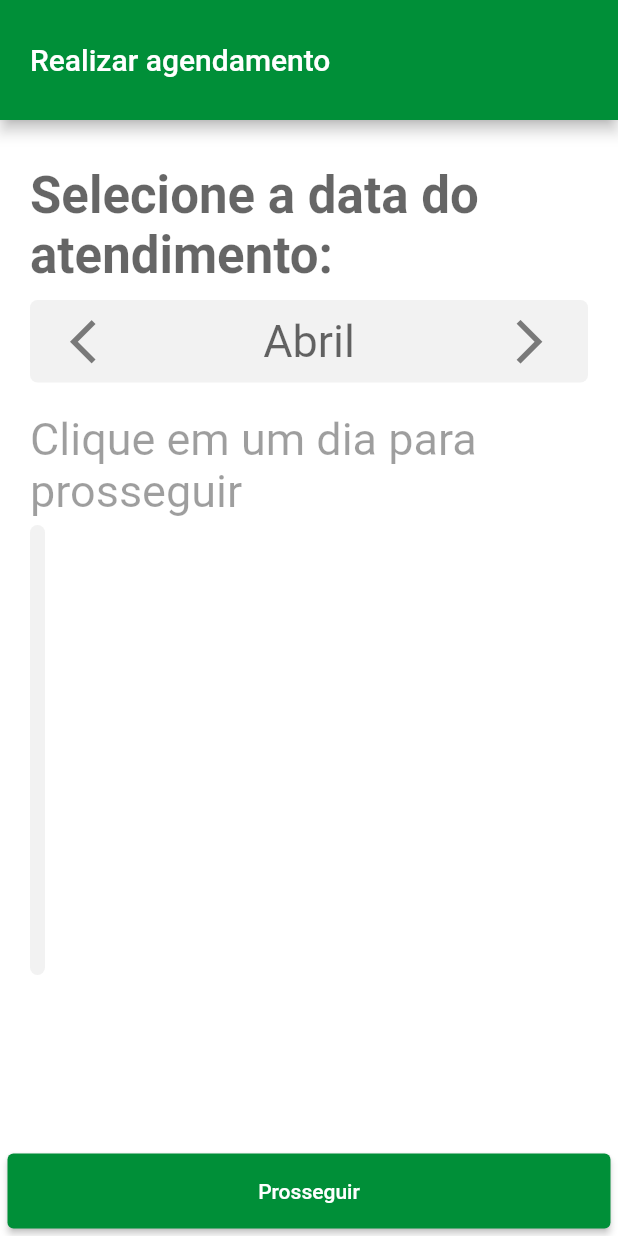
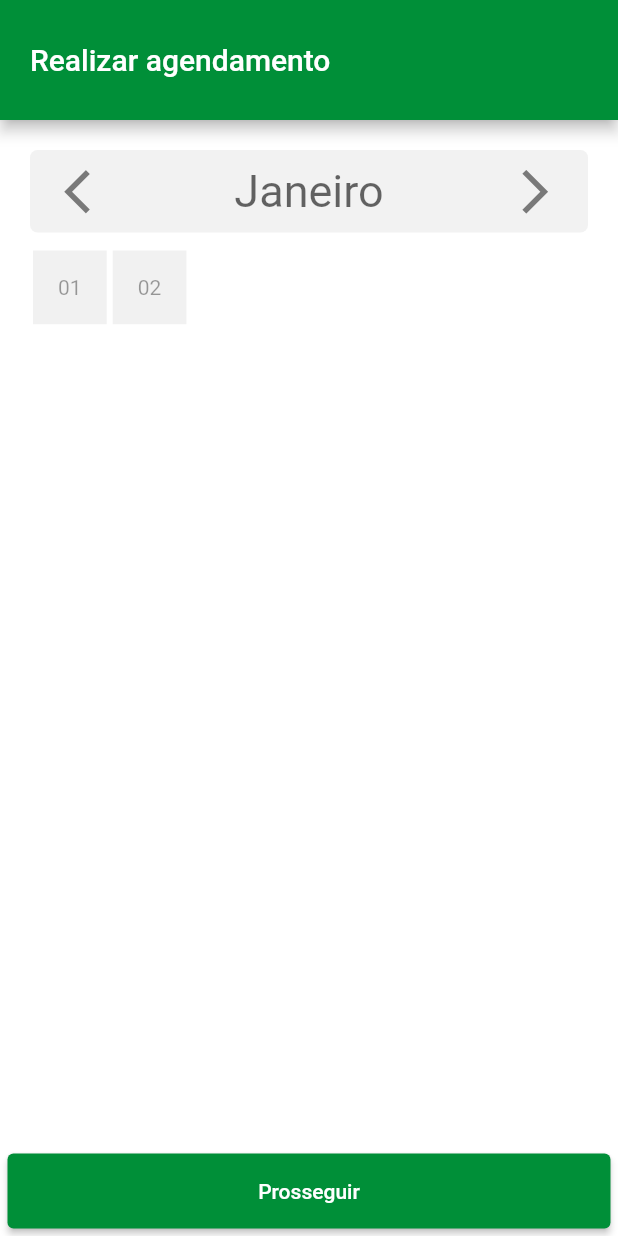
Before and after one commit to AlexWendel/veio-ta-on, a Flutter app: the DataView widget shown alone on an empty page, opened directly, on a phone screen of 412 x 824 dp. Run offline on Flutter 3.47's test engine with Material 2 defaults, Android fonts, the phone set to English and light mode, and no system bars; our stand-ins replace cloud_firestore, firebase_auth, firebase_core, freezed_annotation, get, hive_flutter and 1 more; accounts and stored records are empty.

Commit message:
DatePicker

```diff
--- a/lib/app/models/data.dart
+++ b/lib/app/models/data.dart
@@ -1,7 +1,17 @@
+import 'package:hospital_maraba/app/models/horario.dart';
+
+import 'horario.dart';
+
 class Data {
-  final String day;
-  final String month;
+  final String monthName;
+  final List<String> days;
   final String year;
 
-  Data({required this.day, required this.month, required this.year});
+  List<Horario> horarios = [];
+
+  Data(
+      {required this.monthName,
+      required this.days,
+      required this.year,
+      required this.horarios});
 }
--- /dev/null
+++ b/lib/app/models/day.dart
@@ -0,0 +1,8 @@
+import 'package:flutter/material.dart';
+
+class Day {
+  final String dayName;
+  final List<String> hours;
+
+  Day({required this.dayName, required this.hours});
+}
--- /dev/null
+++ b/lib/app/models/horario.dart
@@ -0,0 +1,6 @@
+class Horario {
+  final String hora;
+  final String minuto;
+
+  Horario({required this.hora, required this.minuto});
+}
--- /dev/null
+++ b/lib/app/models/month.dart
@@ -0,0 +1,7 @@
+import 'day.dart';
+
+class Month {
+  final String monthName;
+  final List<Day> days;
+  Month({required this.monthName, required this.days});
+}
--- a/lib/app/modules/agendamentos/controllers/agendamentos_controller.dart
+++ b/lib/app/modules/agendamentos/controllers/agendamentos_controller.dart
@@ -7,6 +7,9 @@ import 'package:hospital_maraba/app/models/especialidade.dart';
 import 'package:hospital_maraba/app/models/local.dart';
 import 'package:hospital_maraba/app/widgets/radio_box.dart';
 
+import '../../../models/day.dart';
+import '../../../models/month.dart';
+
 class AgendamentosController extends GetxController {
   final count = 0.obs;
   DatabaseService databaseService = Get.find<DatabaseService>();
@@ -15,6 +18,10 @@ class AgendamentosController extends GetxController {
   List<Especialidade> especialidades = [];
   RadioBox? selectedEspecialidade;
   RadioBox? selectedLocal;
+
+  final RxnString selectedMonth = RxnString();
+  final RxnString selectedDay = RxnString();
+  final RxnString selectedHour = RxnString();
 
   @override
   void onInit() {
--- a/lib/app/modules/agendamentos/views/dataView.dart
+++ b/lib/app/modules/agendamentos/views/dataView.dart
@@ -1,30 +1,36 @@
 import 'package:flutter/material.dart';
 import 'package:get/get.dart';
+import 'package:hospital_maraba/app/models/data.dart';
+import 'package:hospital_maraba/app/models/day.dart';
+import 'package:hospital_maraba/app/models/month.dart';
 import 'package:hospital_maraba/app/modules/agendamentos/controllers/agendamentos_controller.dart';
 import 'package:hospital_maraba/app/modules/agendamentos/widgets/data_select.dart';
 import 'package:hospital_maraba/app/modules/agendamentos/widgets/set_month.dart';
 import 'package:hospital_maraba/app/modules/scheduleDesign.dart';
 import 'package:hospital_maraba/app/utils/color_theme.dart';
 import 'package:hospital_maraba/app/utils/common.sizes.dart';
+import 'package:hospital_maraba/app/widgets/datepicker.dart';
 import 'package:hospital_maraba/app/widgets/input_text.dart';
 
 class DataView extends GetView<AgendamentosController> {
   @override
   final controller = Get.put(AgendamentosController());
 
+  List<Month> months = [
+    Month(
+        monthName: "Janeiro",
+        days: [Day(dayName: "01", hours: []), Day(dayName: "02", hours: [])]),
+    Month(
+        monthName: "Fevereiro",
+        days: [Day(dayName: "04", hours: []), Day(dayName: "05", hours: [])]),
+    Month(
+        monthName: "Junho",
+        days: [Day(dayName: "07", hours: []), Day(dayName: "08", hours: [])])
+  ];
+
   @override
   Widget build(BuildContext context) {
     List<Widget> itemList = [
-      Padding(
-        padding: EdgeInsets.symmetric(vertical: 10),
-        child: Text(
-          "Selecione a data do atendimento:",
-          style: TextStyle(
-              color: Get.theme.hintColor.withOpacity(0.6),
-              fontWeight: FontWeight.bold,
-              fontSize: Get.textTheme.headlineMedium?.fontSize),
-        ),
-      ),
       // FutureBuilder<DocumentSnapshot>(
       //     builder: (context, AsyncSnapshot<DocumentSnapshot> snapshot) {
       //       return Text("Time picker",
@@ -39,22 +45,14 @@ class DataView extends GetView<AgendamentosController> {
       //         .doc("mcHnTMVfUWADyf3vOOF5")
       //         .get()),
 
-      setMonth(
-        tapBack: () {},
-        month: "Abril",
-        tapForWard: () {},
-      ),
-      SizedBox(
-        height: 20,
-      ),
-      Text(
-        "Clique em um dia para prosseguir",
-        style: TextStyle(fontSize: titleFontSize, color: cardGray),
-      ),
-      SizedBox(
-        height: 5,
-      ),
-      DataSelect()
+      // Text(
+      //   "Clique em um dia para prosseguir",
+      //   style: TextStyle(fontSize: titleFontSize, color: cardGray),
+      // ),
+      // SizedBox(
+      //   height: 5,
+      // ),
+      DatePicker(months: months, crossAxisCount: 7)
     ];
     return ScheduleDesign(
       onPressed: () {
--- a/lib/app/modules/agendamentos/widgets/set_month.dart
+++ b/lib/app/modules/agendamentos/widgets/set_month.dart
@@ -3,7 +3,7 @@ import 'package:get/get.dart';
 import 'package:hospital_maraba/app/utils/color_theme.dart';
 import 'package:hospital_maraba/app/utils/common.sizes.dart';
 
-class setMonth extends GetResponsiveWidget {
+class setMonth extends GetView {
   final String month;
   final Function()? tapBack;
   final Function()? tapForWard;
@@ -29,7 +29,7 @@ class setMonth extends GetResponsiveWidget {
 //.......seta pra voltar
 
           InkWell(
-            onTap: tapForWard,
+            onTap: tapBack,
             child: Container(
               // height: 40,
               width: 30,
--- a/lib/app/modules/scheduleDesign.dart
+++ b/lib/app/modules/scheduleDesign.dart
@@ -35,9 +35,7 @@ class ScheduleDesign extends GetView {
       body: SafeArea(
         // padding: EdgeInsets.symmetric(horizontal: 5),
         child: Padding(
-            padding: EdgeInsets.all(20),
-            child: Column(
-                crossAxisAlignment: CrossAxisAlignment.start, children: body)),
+            padding: EdgeInsets.all(20), child: ListView(children: body)),
       ),
     );
   }
--- /dev/null
+++ b/lib/app/widgets/datepicker.dart
@@ -0,0 +1,100 @@
+import 'package:flutter/cupertino.dart';
+import 'package:flutter/material.dart';
+import 'package:get/get.dart';
+import 'package:hospital_maraba/app/models/data.dart';
+import 'package:hospital_maraba/app/models/month.dart';
+import 'package:hospital_maraba/app/modules/agendamentos/controllers/agendamentos_controller.dart';
+import 'package:hospital_maraba/app/modules/agendamentos/widgets/set_month.dart';
+
+Rxn<Color> _selectedButtonColor = Rxn<Color>();
+Rxn<Color> _selectedButtonTextColor = Rxn<Color>();
+final RxInt _monthIndex = RxInt(0);
+
+AgendamentosController _controller = Get.put(AgendamentosController());
+
+disableSelectedButton() {
+  _selectedButtonColor.value = Get.theme.highlightColor;
+  _selectedButtonTextColor.value = Get.theme.disabledColor;
+}
+
+class DateButton extends GetView {
+  final String day;
+  final Rxn<Color> color = Rxn<Color>(Get.theme.highlightColor);
+  final Rxn<Color> textColor = Rxn<Color>(Get.theme.disabledColor);
+  bool isSelected = false;
+  Function() onPressed;
+
+  DateButton({required this.day, required this.onPressed});
+  Widget build(BuildContext context) {
+    return InkWell(
+      onTap: () {
+        disableSelectedButton();
+        color.value = Get.theme.primaryColor;
+        textColor.value = Get.theme.backgroundColor;
+        _selectedButtonColor = color;
+        _selectedButtonTextColor = textColor;
+        onPressed();
+        _controller.selectedDay.value = day;
+      },
+      child: Obx(() => Container(
+            margin: EdgeInsets.all(2),
+            alignment: Alignment.center,
+            width: 60,
+            height: 60,
+            color: color.value,
+            child: Text(
+              day,
+              style: TextStyle(color: textColor.value),
+            ),
+          )),
+    );
+  }
+}
+
+class DatePicker extends GetView {
+  List<Month> months;
+  final crossAxisCount;
+
+  DatePicker({
+    required this.months,
+    required this.crossAxisCount,
+  });
+
+  Widget build(BuildContext context) {
+    return Obx(() => Column(
+          children: [
+            setMonth(
+                month: months[_monthIndex.value].monthName,
+                tapBack: () {
+                  if (_monthIndex.value > 0) {
+                    _monthIndex.value -= 1;
+                  }
+                },
+                tapForWard: () {
+                  if (_monthIndex.value < months.length - 1) {
+                    _monthIndex.value += 1;
+                  }
+                }),
+            Container(
+              margin: EdgeInsets.only(top: 10),
+              height: 300,
+              width: context.width,
+              child: GridView.count(
+                crossAxisCount: this.crossAxisCount,
+                children: List.generate(
+                    months[_monthIndex.value].days.length,
+                    (index) => Center(
+                          child: DateButton(
+                            onPressed: () {
+                              _controller.selectedMonth.value =
+                                  months[_monthIndex.value].monthName;
+                            },
+                            day: months[_monthIndex.value].days[index].dayName,
+                          ),
+                        )),
+              ),
+            ),
+          ],
+        ));
+  }
+}
```
